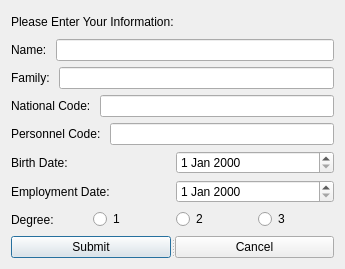
The window that MyProj/dialog.ui (shahabbadihi/airport_managementt) describes before a commit, drawn with Qt 5.
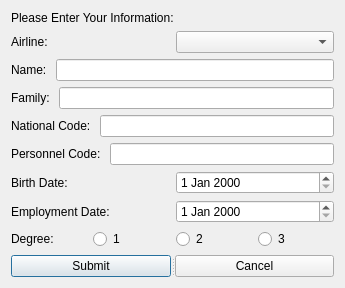
The same window after the commit.

Patch:
```diff
--- a/MyProj/dialog.ui
+++ b/MyProj/dialog.ui
@@ -21,6 +21,20 @@
      </property>
     </widget>
    </item>
+   <item>
+    <layout class="QHBoxLayout" name="horizontalLayout_8">
+     <item>
+      <widget class="QLabel" name="lblAirline">
+       <property name="text">
+        <string>Airline:</string>
+       </property>
+      </widget>
+     </item>
+     <item>
+      <widget class="QComboBox" name="comboAirline"/>
+     </item>
+    </layout>
+   </item>
    <item>
     <layout class="QHBoxLayout" name="horizontalLayout">
      <item>
```
